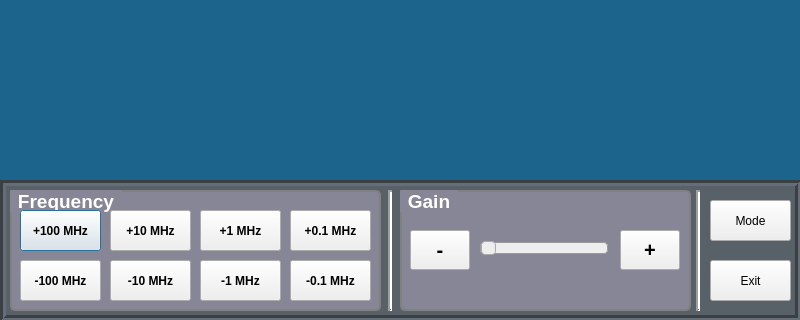
luisMbedder/SpectrumScan, file gui.ui: the form before one commit; both pictures show x 0 to 800 and y 160 to 480 of the 800 by 480 pixel window.
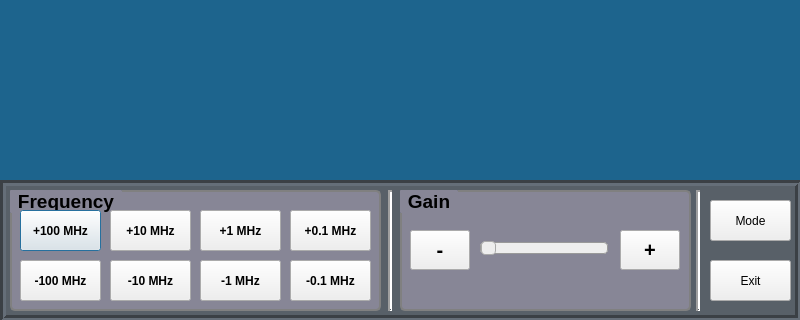
The form after the commit.

Commit message: added linux-gnu path to .pro file

```diff
--- a/gui.ui
+++ b/gui.ui
@@ -86,7 +86,7 @@
      padding: 0 5px;
      background-color: rgb(135, 134, 150);
  border-radius: 1px;
-color: white;
+color: black;
  }</string>
     </property>
     <property name="title">
@@ -305,7 +305,7 @@
      padding: 0 5px;
      background-color: rgb(135, 134, 150);
      border-radius: 1px;
-     color: white;
+     color: black;
  }</string>
     </property>
     <property name="title">
```
The commit also changes 2 other files.
